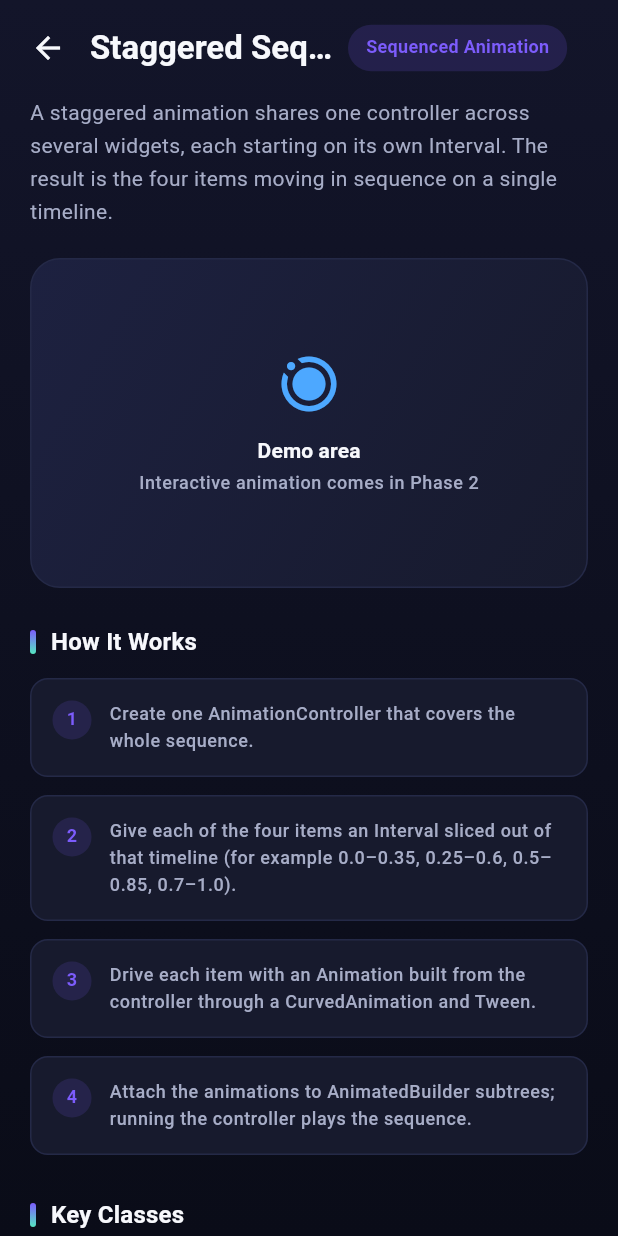
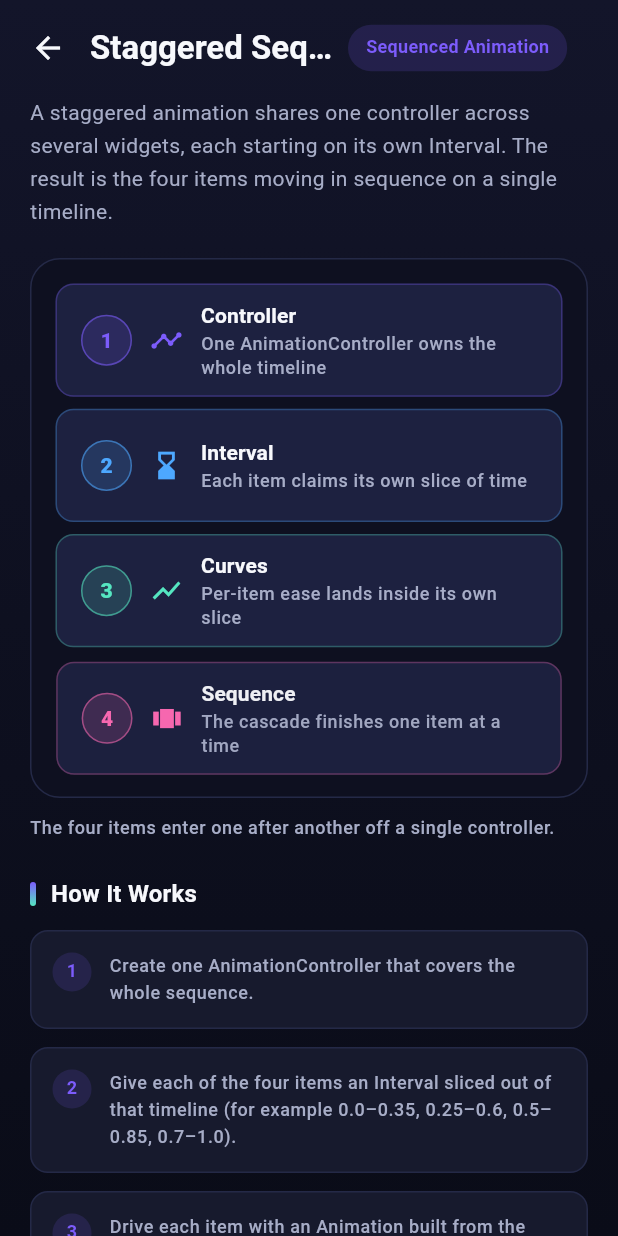
Before and after one commit to fahadkhalid22/Flutter-Animation-Showcase, a Flutter app: the StaggeredAnimationDemoScreen screen opened by its route, on a phone screen of 412 x 824 dp. Run offline on Flutter 3.47's test engine with Material 3 defaults, Android fonts, the phone set to English and light mode, and no system bars.

Commit message:
feat: add four-item staggered animation controller
Co-Authored-By: Claude Code <noreply@anthropic.com>

```diff
--- /dev/null
+++ b/lib/features/staggered_animation/staggered_animation_demo.dart
@@ -0,0 +1,258 @@
+import 'package:flutter/material.dart';
+
+import '../../core/constants/app_colors.dart';
+import '../../core/constants/app_radius.dart';
+import '../../core/constants/app_spacing.dart';
+
+/// Interactive demo of a staggered animation sequence.
+///
+/// One [AnimationController] owns the whole timeline while four items each
+/// claim a distinct [Interval] slice of it, so they animate one after another
+/// on a shared timeline instead of all at once.
+class StaggeredAnimationDemo extends StatefulWidget {
+  /// Creates the staggered sequence demo.
+  const StaggeredAnimationDemo({super.key});
+
+  @override
+  State<StaggeredAnimationDemo> createState() => _StaggeredAnimationDemoState();
+}
+
+class _StaggeredAnimationDemoState extends State<StaggeredAnimationDemo>
+    with SingleTickerProviderStateMixin {
+  /// How long the whole four-item sequence takes.
+  static const Duration _sequenceDuration = Duration(milliseconds: 2600);
+
+  /// The timing slices each item occupies on the shared 0→1 timeline.
+  ///
+  /// Item 1 starts immediately while Item 4 only begins 45% of the way
+  /// through — every item enters the stage at a different moment.
+  static const List<(double begin, double end)> _intervals = [
+    (0.00, 0.40),
+    (0.15, 0.55),
+    (0.30, 0.70),
+    (0.45, 0.85),
+  ];
+
+  /// Concept presented by each animated card, in presentation order.
+  static const List<({String label, String subtitle, IconData icon})>
+  _itemSpecs = [
+    (
+      label: 'Controller',
+      subtitle: 'One AnimationController owns the whole timeline',
+      icon: Icons.timeline,
+    ),
+    (
+      label: 'Interval',
+      subtitle: 'Each item claims its own slice of time',
+      icon: Icons.hourglass_bottom,
+    ),
+    (
+      label: 'Curves',
+      subtitle: 'Per-item ease lands inside its own slice',
+      icon: Icons.show_chart,
+    ),
+    (
+      label: 'Sequence',
+      subtitle: 'The cascade finishes one item at a time',
+      icon: Icons.view_carousel,
+    ),
+  ];
+
+  /// Accent tint for each item's number badge (one per presentation order).
+  static const List<Color> _itemAccents = [
+    AppColors.primary,
+    AppColors.secondary,
+    AppColors.accent,
+    Color(0xFFFF6BB5),
+  ];
+
+  /// The single shared animation timeline.
+  late final AnimationController _controller;
+
+  /// One progress animation per item, each confined to its own interval.
+  late final List<Animation<double>> _itemAnimations;
+
+  @override
+  void initState() {
+    super.initState();
+    _controller = AnimationController(vsync: this, duration: _sequenceDuration);
+    _itemAnimations = [
+      for (final (double begin, double end) in _intervals)
+        Tween<double>(begin: 0, end: 1).animate(
+          CurvedAnimation(
+            parent: _controller,
+            curve: Interval(begin, end, curve: Curves.easeOutCubic),
+          ),
+        ),
+    ];
+    // Play the sequence once on entry so the stagger is the first thing seen.
+    _controller.forward();
+  }
+
+  @override
+  void dispose() {
+    // Never leave a ticker running after the widget goes away.
+    _controller.dispose();
+    super.dispose();
+  }
+
+  @override
+  Widget build(BuildContext context) {
+    final ThemeData theme = Theme.of(context);
+    return Column(
+      crossAxisAlignment: CrossAxisAlignment.start,
+      children: [
+        _buildStage(),
+        const SizedBox(height: AppSpacing.md),
+        Text(
+          'The four items enter one after another off a single controller.',
+          style: theme.textTheme.bodySmall?.copyWith(
+            color: AppColors.textSecondary,
+          ),
+        ),
+      ],
+    );
+  }
+
+  /// The canvas on which the four staggered items play out.
+  Widget _buildStage() {
+    return Container(
+      height: 360,
+      padding: const EdgeInsets.all(AppSpacing.lg),
+      decoration: BoxDecoration(
+        color: AppColors.background,
+        borderRadius: BorderRadius.circular(AppRadius.xl),
+        border: Border.all(color: const Color(0xFF242947)),
+      ),
+      child: Column(
+        children: [
+          for (final (int i, Animation<double> animation)
+              in _itemAnimations.indexed) ...[
+            if (i > 0) const SizedBox(height: AppSpacing.sm),
+            Expanded(
+              child: _wrapItem(
+                animation,
+                _StaggeredItemCard(
+                  number: i + 1,
+                  label: _itemSpecs[i].label,
+                  subtitle: _itemSpecs[i].subtitle,
+                  icon: _itemSpecs[i].icon,
+                  accent: _itemAccents[i],
+                ),
+              ),
+            ),
+          ],
+        ],
+      ),
+    );
+  }
+
+  /// Applies the fade + slide + scale composition an item's interval drives.
+  Widget _wrapItem(Animation<double> progress, Widget child) {
+    final Animation<Offset> slide = Tween<Offset>(
+      begin: const Offset(0, 0.6),
+      end: Offset.zero,
+    ).animate(progress);
+    final Animation<double> scale = Tween<double>(
+      begin: 0.92,
+      end: 1,
+    ).animate(progress);
+    return FadeTransition(
+      opacity: progress,
+      child: SlideTransition(
+        position: slide,
+        child: ScaleTransition(scale: scale, child: child),
+      ),
+    );
+  }
+}
+
+/// One card in the staggered sequence: a numbered concept with a badge.
+class _StaggeredItemCard extends StatelessWidget {
+  const _StaggeredItemCard({
+    required this.number,
+    required this.label,
+    required this.subtitle,
+    required this.icon,
+    required this.accent,
+  });
+
+  /// Item position in the sequence (1–4).
+  final int number;
+
+  /// Concept name, e.g. `Interval`.
+  final String label;
+
+  /// One-line explanation of the concept.
+  final String subtitle;
+
+  /// Leading concept icon.
+  final IconData icon;
+
+  /// Accent tint for the number badge and icon.
+  final Color accent;
+
+  @override
+  Widget build(BuildContext context) {
+    final ThemeData theme = Theme.of(context);
+    return Container(
+      padding: const EdgeInsets.symmetric(horizontal: AppSpacing.lg),
+      decoration: BoxDecoration(
+        color: AppColors.surfaceRaised,
+        borderRadius: BorderRadius.circular(AppRadius.md),
+        border: Border.all(color: accent.withValues(alpha: 0.30)),
+      ),
+      child: Row(
+        children: [
+          Container(
+            width: 34,
+            height: 34,
+            alignment: Alignment.center,
+            decoration: BoxDecoration(
+              shape: BoxShape.circle,
+              color: accent.withValues(alpha: 0.16),
+              border: Border.all(color: accent.withValues(alpha: 0.55)),
+            ),
+            child: Text(
+              '$number',
+              style: theme.textTheme.labelLarge?.copyWith(
+                color: accent,
+                fontWeight: FontWeight.w800,
+              ),
+            ),
+          ),
+          const SizedBox(width: AppSpacing.md),
+          Icon(icon, size: 22, color: accent),
+          const SizedBox(width: AppSpacing.md),
+          Expanded(
+            child: Column(
+              crossAxisAlignment: CrossAxisAlignment.start,
+              mainAxisAlignment: MainAxisAlignment.center,
+              children: [
+                Text(
+                  label,
+                  style: theme.textTheme.titleSmall?.copyWith(
+                    color: AppColors.textPrimary,
+                    fontWeight: FontWeight.w700,
+                  ),
+                  maxLines: 1,
+                  overflow: TextOverflow.ellipsis,
+                ),
+                const SizedBox(height: 1),
+                Text(
+                  subtitle,
+                  style: theme.textTheme.bodySmall?.copyWith(
+                    color: AppColors.textSecondary,
+                    height: 1.3,
+                  ),
+                  maxLines: 2,
+                  overflow: TextOverflow.ellipsis,
+                ),
+              ],
+            ),
+          ),
+        ],
+      ),
+    );
+  }
+}
--- a/lib/features/staggered_animation/staggered_animation_demo_screen.dart
+++ b/lib/features/staggered_animation/staggered_animation_demo_screen.dart
@@ -2,8 +2,8 @@ import 'package:flutter/material.dart';
 
 import '../../core/constants/app_strings.dart';
 import '../../shared/demo_lesson_view.dart';
-import '../../shared/demo_placeholder.dart';
 import '../../shared/demo_screen_shell.dart';
+import 'staggered_animation_demo.dart';
 
 /// Demo 04 — Staggered Sequence.
 ///
@@ -23,7 +23,7 @@ class StaggeredAnimationDemoScreen extends StatelessWidget {
             'A staggered animation shares one controller across several '
             'widgets, each starting on its own Interval. The result is the '
             'four items moving in sequence on a single timeline.',
-        demo: DemoPlaceholder(),
+        demo: StaggeredAnimationDemo(),
         howItWorks: [
           'Create one AnimationController that covers the whole sequence.',
           'Give each of the four items an Interval sliced out of that timeline '
```
